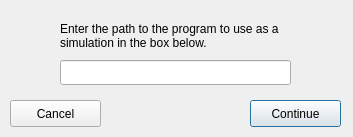
Qt form simulatorinit.ui (dutchgold92/TaskStalker) before a commit.
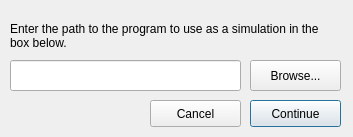
The same form after that commit. Icons and pictures are not drawn.

```diff
--- a/simulatorinit.ui
+++ b/simulatorinit.ui
@@ -20,19 +20,19 @@
   <widget class="QLineEdit" name="fileInput">
    <property name="geometry">
     <rect>
-     <x>60</x>
+     <x>10</x>
      <y>60</y>
      <width>231</width>
-     <height>25</height>
+     <height>31</height>
     </rect>
    </property>
   </widget>
   <widget class="QLabel" name="label">
    <property name="geometry">
     <rect>
-     <x>60</x>
+     <x>10</x>
      <y>10</y>
-     <width>251</width>
+     <width>331</width>
      <height>51</height>
     </rect>
    </property>
@@ -59,7 +59,7 @@
   <widget class="QPushButton" name="cancelButton">
    <property name="geometry">
     <rect>
-     <x>10</x>
+     <x>150</x>
      <y>100</y>
      <width>91</width>
      <height>27</height>
@@ -69,6 +69,19 @@
     <string>Cancel</string>
    </property>
   </widget>
+  <widget class="QPushButton" name="browseButton">
+   <property name="geometry">
+    <rect>
+     <x>250</x>
+     <y>60</y>
+     <width>91</width>
+     <height>31</height>
+    </rect>
+   </property>
+   <property name="text">
+    <string>Browse...</string>
+   </property>
+  </widget>
  </widget>
  <resources>
   <include location="images.qrc"/>
```
